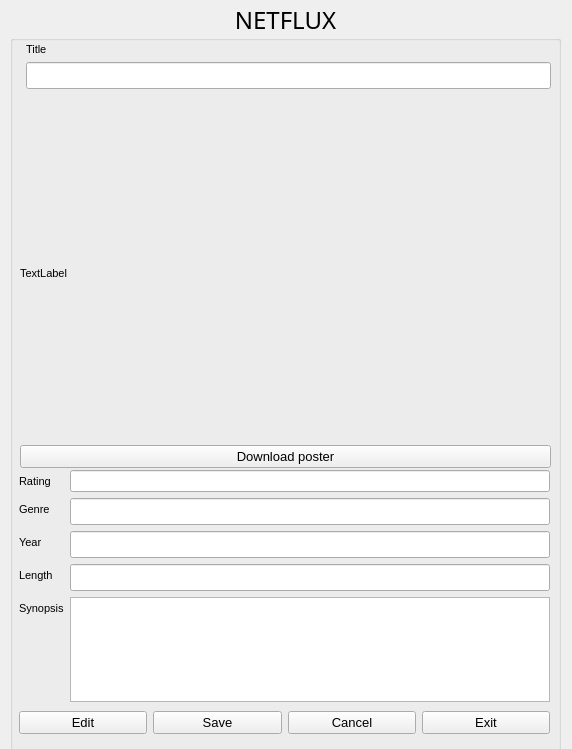
First picture: the form in NetfluxApp/moviecard.ui, repository omrmeh/netflux, before the edit.
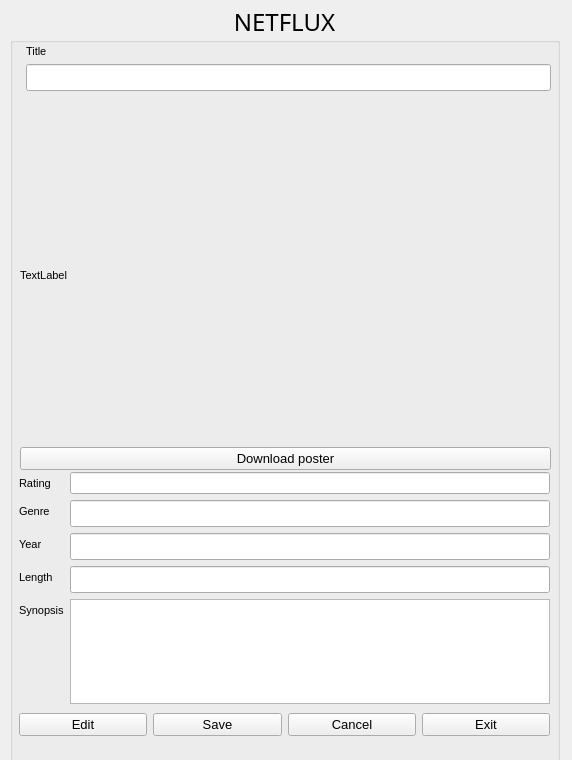
Second picture: the form after the edit.

The edit to the form file:
```diff
--- a/NetfluxApp/moviecard.ui
+++ b/NetfluxApp/moviecard.ui
@@ -7,7 +7,7 @@
     <x>0</x>
     <y>0</y>
     <width>572</width>
-    <height>749</height>
+    <height>760</height>
    </rect>
   </property>
   <property name="windowTitle">
@@ -17,9 +17,9 @@
    <property name="geometry">
     <rect>
      <x>10</x>
-     <y>1</y>
-     <width>551</width>
-     <height>751</height>
+     <y>3</y>
+     <width>550</width>
+     <height>779</height>
     </rect>
    </property>
    <property name="font">
```
